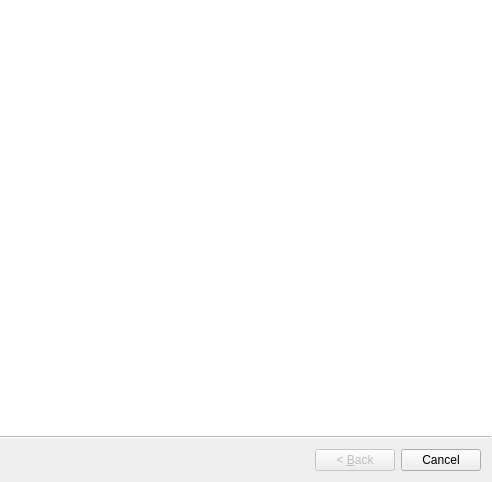
This is RecoveryWizard/recoverywizard.ui in rust3128/CheckRecoveryWizard as Qt 5 draws it before an edit. The edited form follows.
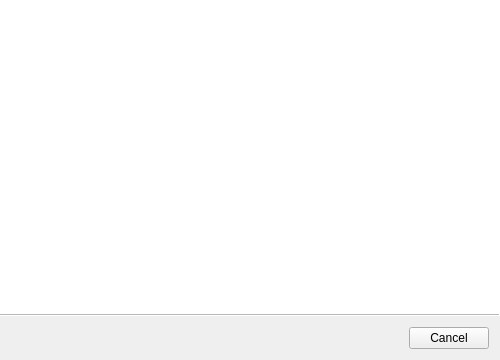
This is the edited form.

```diff
--- a/RecoveryWizard/recoverywizard.ui
+++ b/RecoveryWizard/recoverywizard.ui
@@ -6,16 +6,22 @@
    <rect>
     <x>0</x>
     <y>0</y>
-    <width>492</width>
-    <height>482</height>
+    <width>500</width>
+    <height>360</height>
    </rect>
   </property>
   <property name="windowTitle">
    <string>Wizard</string>
   </property>
+  <property name="sizeGripEnabled">
+   <bool>false</bool>
+  </property>
   <property name="wizardStyle">
    <enum>QWizard::ModernStyle</enum>
   </property>
+  <property name="options">
+   <set>QWizard::IndependentPages|QWizard::NoBackButtonOnStartPage</set>
+  </property>
  </widget>
  <resources/>
  <connections/>
```
